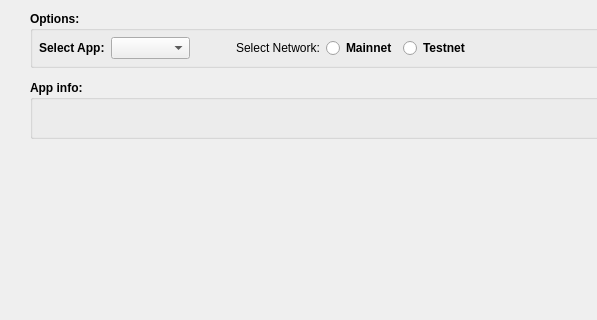
Qt form src/qt/forms/qtumledgerinstallerdialog.ui (qtumproject/qtum-ledger-loader) before a commit; both pictures show x 0 to 597 and y 0 to 320 of the 750 by 478 pixel window.
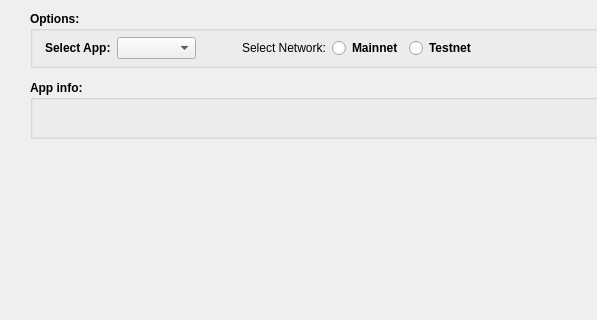
The same form after that commit.

Diff of the .ui file:
```diff
--- a/src/qt/forms/qtumledgerinstallerdialog.ui
+++ b/src/qt/forms/qtumledgerinstallerdialog.ui
@@ -64,6 +64,9 @@
          </property>
          <item row="0" column="0">
           <layout class="QHBoxLayout" name="horizontalLayout">
+           <property name="leftMargin">
+            <number>6</number>
+           </property>
            <property name="topMargin">
             <number>0</number>
            </property>
```
